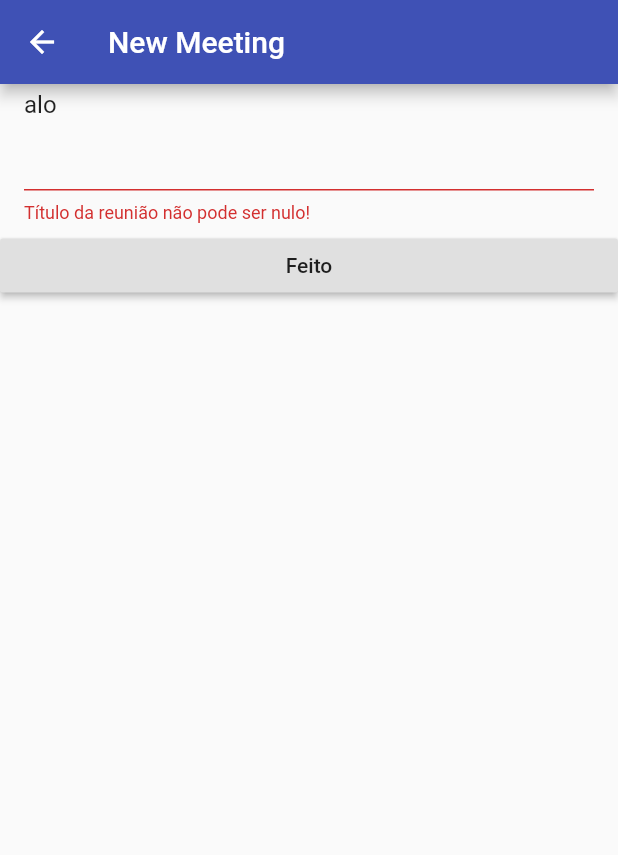
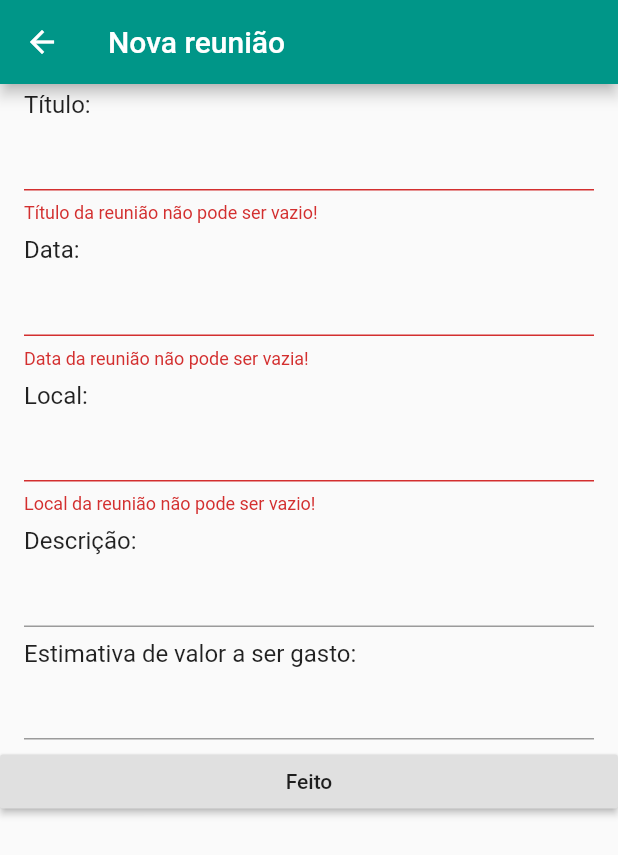
Before and after one commit to lauracorssac/MeetingFriendsApp, a Flutter app: the MeetingForm screen opened directly, after a tap on "Feito", on a phone screen of 412 x 824 dp. Shown: the top 855 px of the screen. Run offline on Flutter 3.47's test engine with Material 2 defaults, Android fonts, the phone set to English and light mode, and no system bars; network calls fail.

Commit message:
lots of things

```diff
--- a/lib/MeetingForm.dart
+++ b/lib/MeetingForm.dart
@@ -1,37 +1,83 @@
 
 import 'package:flutter/material.dart';
+import 'package:meeting_friends/MeetingsAPI.dart';
+import 'package:meeting_friends/Models/Meeting.dart';
 
 class MeetingForm extends StatelessWidget {
 
   final _formKey = GlobalKey<FormState>();
+  final MeetingsAPI _api = MeetingsAPI();
+  Meeting _meeting = new Meeting();
 
   @override
   Widget build(BuildContext context) {
     return Scaffold(
       appBar: AppBar(
-        title: Text("New Meeting")
+        title: Text("Nova reunião")
       ),
       body: Form(
         key: _formKey,
         child: ListView(
           children: <Widget>[
-
             ListTile(
-              title: Text("alo"),
+              title: Text("Título:"),
               subtitle: TextFormField(
                 validator: (text) {
                   if (text.isEmpty) {
-                    return "Título da reunião não pode ser nulo!";
+                    return "Título da reunião não pode ser vazio!";
                   } else {
                     return null;
                   }
                 },
+                onSaved: (text) => _meeting.title = text,
+              ),
+            ),
+            ListTile(
+              title: Text("Data:"),
+              subtitle: TextFormField(
+                validator: (text) {
+
+                  if (text.isEmpty) {
+                    return "Data da reunião não pode ser vazia!";
+                  } else {
+
+                    return null;
+                  }
+                },
+                onSaved: (text) => _meeting.date = text,
+              ),
+            ),
+            ListTile(
+              title: Text("Local:"),
+              subtitle: TextFormField(
+                validator: (text) {
+                  if (text.isEmpty) {
+                    return "Local da reunião não pode ser vazio!";
+                  } else {
+                    return null;
+                  }},
+                onSaved: (text) => _meeting.place = text,
+              ),
+            ),
+            ListTile(
+              title: Text("Descrição:"),
+              subtitle: TextFormField(
+                onSaved: (text) => _meeting.description = text,
+              ),
+            ),
+            ListTile(
+              title: Text("Estimativa de valor a ser gasto:"),
+              subtitle: TextFormField(
+                onSaved: (text) => _meeting.price = text,
               ),
             ),
             RaisedButton(
-              onPressed: () {
+              onPressed: () async {
+
+                _meeting.creator = "";
                 if (_formKey.currentState.validate()) {
-                  print("deu bom");
+                  var success = await _api.saveMeeting(_meeting);
+                  print(success);
                 } else {
                   print("deu ruim");
                 }},
--- /dev/null
+++ b/lib/Models/Colors.dart
@@ -0,0 +1,7 @@
+import 'package:flutter/material.dart';
+
+class AppColors {
+
+  static Color mainColor = Colors.teal;
+
+}
--- a/lib/Models/Location.dart
+++ /dev/null
@@ -1,24 +0,0 @@
-
-class Location {
-
-  String address;
-  String zipCode;
-
-  @override
-  String toString() {
-
-    return address + "-" + zipCode;
-  }
-
-  Location({this.address, this.zipCode});
-
-  factory Location.fromJson(Map<String, dynamic> json) {
-
-    return Location(
-        address: json['address'],
-        zipCode:json['zipCode']
-    );
-
-  }
-
-}
--- a/lib/Models/Meeting.dart
+++ b/lib/Models/Meeting.dart
@@ -1,28 +1,25 @@
 
-
-import 'package:meeting_friends/Models/Location.dart';
 
 class Meeting {
 
-  String id;
   String title;
   String description;
   String date;
-  Location location;
+  String place;
+  String price;
+  String creator;
 
-  Meeting({this.id, this.title, this.description, this.date, this.location});
+  Meeting({this.title, this.description, this.date, this.place, this.price, this.creator});
 
   factory Meeting.fromJson(Map<String, dynamic> json) {
 
-    Map<String, dynamic> locationJson = json['location'];
-
     return Meeting(
-      id: json['id'],
-      title: json['title'],
+      title: json['eventName'],
       description: json['description'],
       date: json['date'],
-      location: Location.fromJson(locationJson)
-
+      price: json['cost'],
+      place: json['place'],
+      creator: json['creator']
     );
   }
 
--- a/lib/TimeLineHomePageV2.dart
+++ b/lib/TimeLineHomePageV2.dart
@@ -2,7 +2,6 @@
 
 
 import 'package:flutter/material.dart';
-import 'package:meeting_friends/MeetingForm.dart';
 import 'package:meeting_friends/Router.dart';
 import 'package:meeting_friends/TimeLineStates/StateContext.dart';
 import 'package:meeting_friends/TimeLineStates/TimeLineLoadingState.dart';
--- a/lib/TimeLineStates/ErrorState.dart
+++ b/lib/TimeLineStates/ErrorState.dart
@@ -2,6 +2,7 @@
 
 
 import 'package:flutter/material.dart';
+import 'package:meeting_friends/Models/Strings.dart';
 import 'package:meeting_friends/TimeLineStates/StateContext.dart';
 import 'package:meeting_friends/TimeLineStates/TimeLineLoadingState.dart';
 import 'package:meeting_friends/TimeLineStates/TimeLineState.dart';
@@ -15,7 +16,7 @@ class ErrorState implements TimeLineState {
   @override
   Widget render() {
     return Text(
-      'Oops! Something went wrong...',
+      Strings.genericErrorMessage,
       style: TextStyle(
         color: Colors.red,
         fontSize: 24.0,
--- a/lib/main.dart
+++ b/lib/main.dart
@@ -1,4 +1,5 @@
 import 'package:flutter/material.dart';
+import 'package:meeting_friends/Models/Colors.dart';
 import 'package:meeting_friends/TimeLineHomePageV2.dart';
 import 'package:meeting_friends/TimelineHomePage.dart';
 
@@ -10,8 +11,8 @@ class MyApp extends StatelessWidget {
   Widget build(BuildContext context) {
     return MaterialApp(
       title: 'Flutter Demo',
-      theme: ThemeData(primarySwatch: Colors.indigo),
-      home: TimelineHomePageV2(title: 'Your Meetings'),
+      theme: ThemeData(primarySwatch: AppColors.mainColor),
+      home: TimelineHomePageV2(title: 'Suas reuniões'),
     );
   }
 }
```
Also changed, not shown: lib/MeetingDetails.dart (+36 -41 lines), lib/MeetingsAPI.dart (+16 -1 lines), lib/Models/Strings.dart (added, +7 -0 lines), 2 other files.
